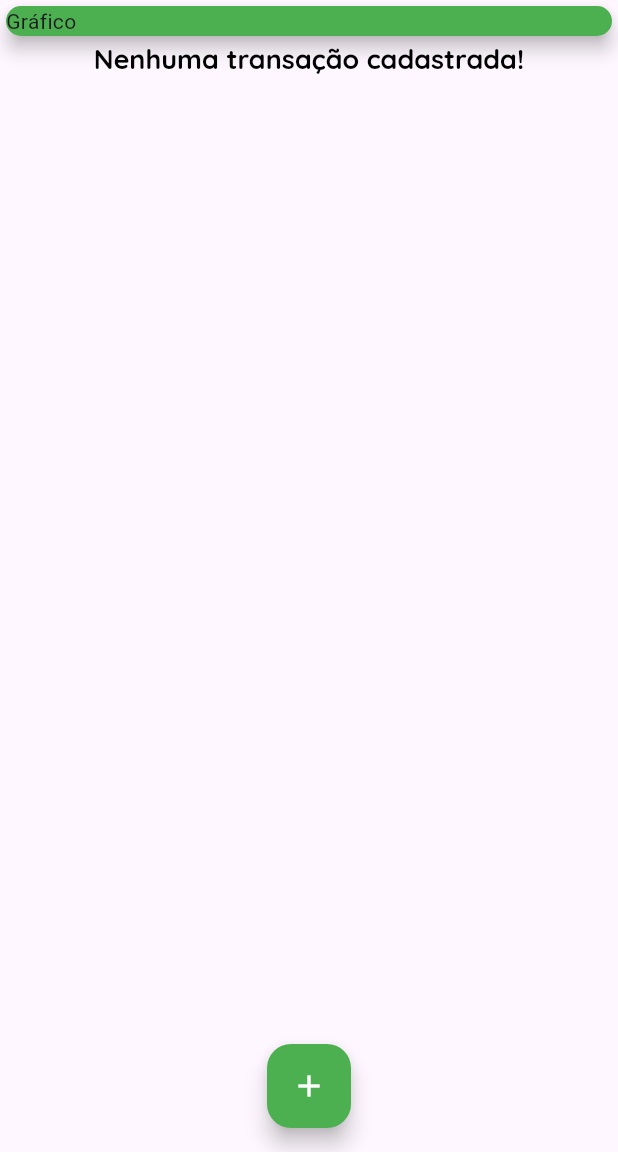
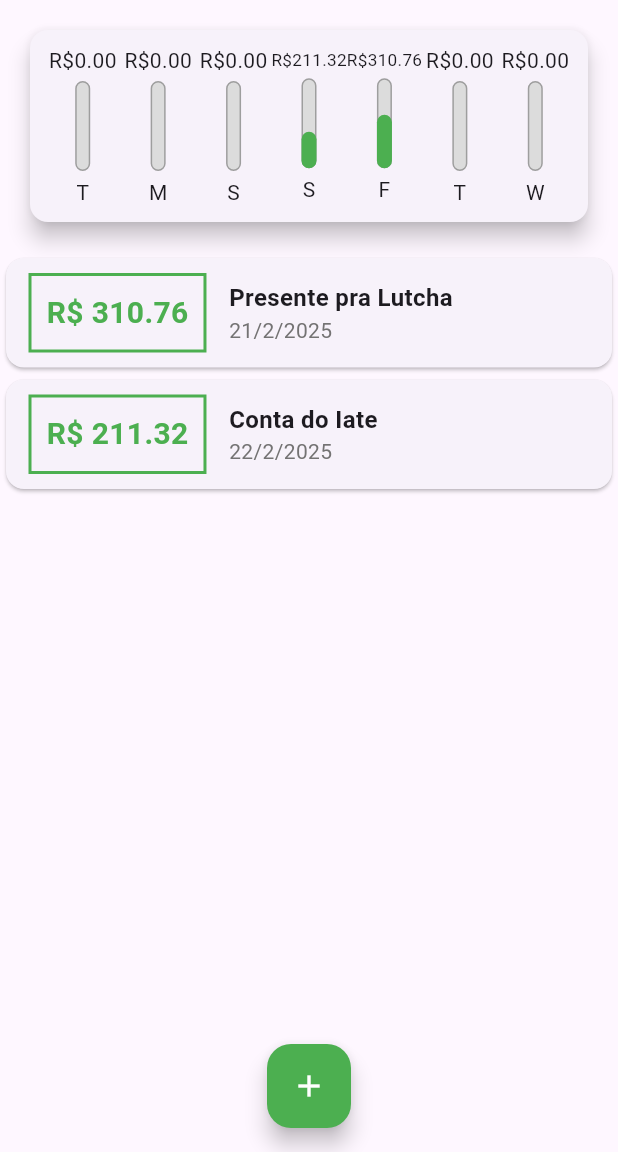
Before and after one commit to Rodrigodil/despesas_pessoais, a Flutter app: the screen it shows after launch, on a phone screen of 412 x 824 dp, the part 84-1236 px from its top. Run offline on Flutter 3.47's test engine with Material 3 defaults, Android fonts, the phone set to English and light mode, and no system bars.

Commit message:
Grafico semanal adicional

```diff
--- /dev/null
+++ b/lib/components/chart.dart
@@ -0,0 +1,66 @@
+import 'package:flutter/material.dart';
+import 'package:intl/intl.dart';
+import '../models/transaction.dart';
+import 'chart_bar.dart';
+
+class Chart extends StatelessWidget {
+  final List<Transaction> recentTransaction;
+
+  const Chart(this.recentTransaction, {super.key});
+
+  List<Map<String, Object>> get groupedTransactions {
+    return List.generate(7, (index) {
+      final weekDay = DateTime.now().subtract(
+        Duration(days: index),
+      );
+
+      double totalSum = 0.0;
+
+      for (var i = 0; i < recentTransaction.length; i++) {
+        bool sameDay = recentTransaction[i].date.day == weekDay.day;
+        bool sameMonth = recentTransaction[i].date.month == weekDay.month;
+        bool sameYear = recentTransaction[i].date.year == weekDay.year;
+
+        if (sameDay && sameMonth && sameYear) {
+          totalSum += recentTransaction[i].value;
+        }
+      }
+
+      return {
+        'day': DateFormat.E().format(weekDay)[0],
+        'value': totalSum,
+      };
+    });
+  }
+
+  double get _weekTotalValue {
+    return groupedTransactions.fold(0.0, (sum, tr) {
+      return sum + (tr['value'] as double);
+    });
+  }
+
+  @override
+  Widget build(BuildContext context) {
+    groupedTransactions;
+    return Card(
+      elevation: 6,
+      margin: const EdgeInsets.all(20),
+      child: Padding(
+        padding: const EdgeInsets.all(10),
+        child: Row(//Linha do gráfico
+          mainAxisAlignment: MainAxisAlignment.spaceAround,
+          children: groupedTransactions.map((tr) {
+            return Flexible(
+              fit: FlexFit.tight,
+              child: ChartBar(
+                tr['day'] as String,
+                tr['value'] as double,
+                (tr['value'] as double) / _weekTotalValue,
+              ),
+            );
+          }).toList(),
+        ),
+      ),
+    );
+  }
+}
--- /dev/null
+++ b/lib/components/chart_bar.dart
@@ -0,0 +1,55 @@
+import 'package:flutter/material.dart';
+
+class ChartBar extends StatelessWidget {
+  final String label;
+  final double value;
+  final double percentage;
+
+  const ChartBar(this.label, this.value, this.percentage, {super.key});
+
+  @override
+  Widget build(BuildContext context) {
+    return Column(
+      children: [
+        // Texto do valor
+        FittedBox(
+          child: Text('R\$${value.toStringAsFixed(2)}'),
+        ),
+        SizedBox(
+          height: 4,
+        ),
+        SizedBox(
+          height: 60,
+          width: 10,
+          child: Stack(
+            alignment: Alignment.bottomCenter,//Alinhamento do gráfico
+            children: [
+              // Container do gráfico
+              Container(
+                decoration: BoxDecoration(
+                  border: Border.all(color: Colors.grey, width: 1.0),
+                  color: const Color.fromRGBO(220, 220, 220, 1),
+                  borderRadius: BorderRadius.circular(5),
+                ),
+              ),
+              FractionallySizedBox(
+                heightFactor: percentage,
+                child: Container(
+                  decoration: BoxDecoration(
+                    color: Colors.green,//Cor do gráfico
+                    // color: Theme.of(context).primaryColor,
+                    borderRadius: BorderRadius.circular(5),
+                  ),
+                ),
+              ),
+            ],
+          ),
+        ),
+        SizedBox(
+          height: 4,
+        ),
+        Text(label),
+      ],
+    );
+  }
+}
--- a/lib/main.dart
+++ b/lib/main.dart
@@ -1,3 +1,4 @@
+import 'package:despesas_pessoais/components/chart.dart';
 import 'package:flutter/material.dart';
 import 'dart:math';
 import 'components/transaction_form.dart';
@@ -49,20 +50,27 @@
 // Classe para criar a tela principal
 class _MyHomePageState extends State<MyHomePage> {
   final List<Transaction> _transactions = [
-  // final _transactions = [
-    // Transaction(
-    //   id: 't1',
-    //   title: 'Presente pra Lutcha',
-    //   value: 310.76,
-    //   date: DateTime.now(),
-    // ),
-    // Transaction(
-    //   id: 't2',
-    //   title: 'Conta do Iate',
-    //   value: 211.32,
-    //   date: DateTime.now(),
-    // ),
+
+    Transaction(
+      id: 't1',
+      title: 'Presente pra Lutcha',
+      value: 310.76,
+      date: DateTime.now().subtract(Duration(days: 4)),
+    ),
+    Transaction(
+      id: 't2',
+      title: 'Conta do Iate',
+      value: 211.32,
+      date: DateTime.now().subtract(Duration(days: 3)),
+    ),
   ];
+
+  List<Transaction> get _recentTransactions {
+    return _transactions.where((tr) {
+      return tr.date.isAfter(DateTime.now().subtract(
+        Duration(days: 7)));
+    }).toList();
+  }
 
   // Função para adicionar transação
   _addTransaction(String title, double value) {
@@ -113,13 +121,14 @@
           crossAxisAlignment: CrossAxisAlignment.stretch,
           children: [
             // Gráfico
-            SizedBox(
-              child: Card(
-                color: Colors.green,
-                elevation: 5,
-                child: Text('Gráfico'),
-              ),
-            ),
+            Chart(_recentTransactions),
+            // SizedBox(
+            //   child: Card(
+            //     color: Colors.green,
+            //     elevation: 5,
+            //     child: Text('Gráfico'),
+            //   ),
+            // ),
             TransactionList(_transactions),
           ],
         ),
```
Also changed, not shown: 4 other files.
